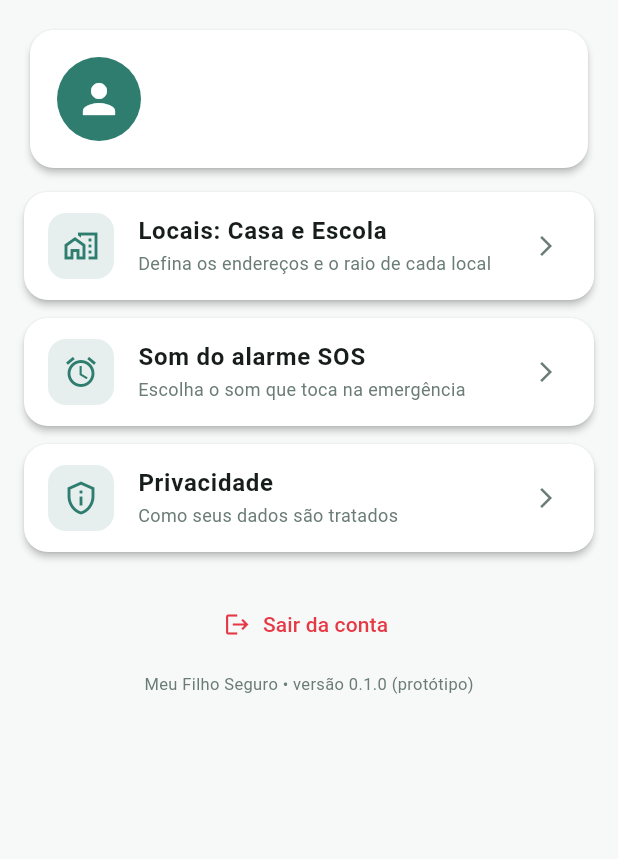
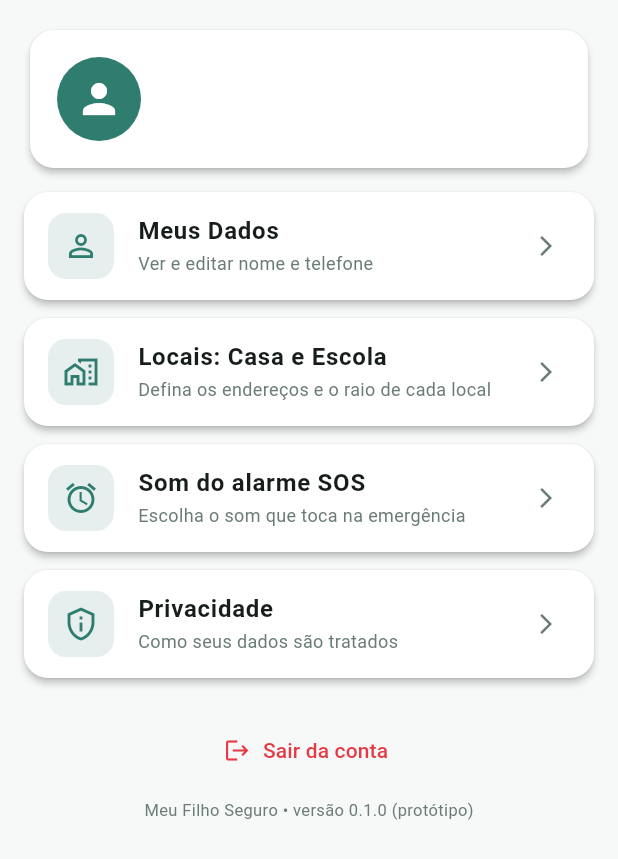
Before and after one commit to Natanpapai/meu-filho-seguro, a Flutter app: the SettingsTab widget shown alone on an empty page, opened directly with empty values, on a phone screen of 412 x 824 dp. Shown: the top 859 px of the screen. Run offline on Flutter 3.47's test engine with Material 3 defaults, Android fonts, the phone set to English and light mode, and no system bars; our stand-ins replace battery_plus, cloud_firestore, connectivity_plus, firebase_auth, firebase_core, flutter_map and 4 more; accounts and stored records are empty.

Commit message:
Add lib/screens/settings_tab.dart

```diff
--- a/lib/screens/settings_tab.dart
+++ b/lib/screens/settings_tab.dart
@@ -4,6 +4,7 @@ import '../models/models.dart';
 import '../theme.dart';
 import 'alarm_sound_screen.dart';
 import 'places_screen.dart';
+import 'profile_screen.dart';
 import 'welcome_screen.dart';
 
 /// Aba Ajustes: perfil, locais, som do alarme e saída.
@@ -54,6 +55,16 @@ class SettingsTab extends StatelessWidget {
                 ),
               ],
             ),
+          ),
+        ),
+        const SizedBox(height: 12),
+        _MenuTile(
+          icon: Icons.person_outline,
+          title: 'Meus Dados',
+          subtitle: 'Ver e editar nome e telefone',
+          onTap: () => Navigator.of(context).push(
+            MaterialPageRoute(
+                builder: (_) => ProfileScreen(deps: deps)),
           ),
         ),
         const SizedBox(height: 12),
```
